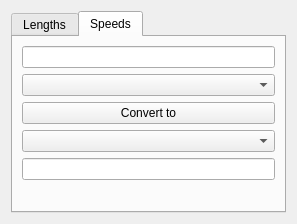
This is ui_2t.ui in HugoTro/unit-converter as Qt 5 draws it before an edit. The edited form follows.
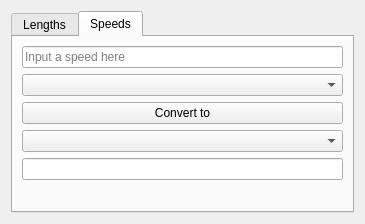
This is the edited form. The open tabs and pages were chosen to show the change.

Commit message:
First speed conversion
- Added speed conversion from km/h to knts, it is the only one for now
- Bunch of code optimizations
- Set default text for the status line, the message will now default after 5 seconds (Will later be changeable in a "Settings" tab)

Gonna discontinue the first file with only the lengths conversions, file will be posted on my PythonProjects private repository.

```diff
--- a/ui_2t.ui
+++ b/ui_2t.ui
@@ -6,13 +6,13 @@
    <rect>
     <x>0</x>
     <y>0</y>
-    <width>297</width>
+    <width>365</width>
     <height>224</height>
    </rect>
   </property>
   <property name="minimumSize">
    <size>
-    <width>297</width>
+    <width>365</width>
     <height>0</height>
    </size>
   </property>
@@ -113,7 +113,11 @@
         <widget class="QComboBox" name="spds_dd_in_unit"/>
        </item>
        <item row="0" column="0">
-        <widget class="QLineEdit" name="spds_in_line"/>
+        <widget class="QLineEdit" name="spds_in_line">
+         <property name="placeholderText">
+          <string>Input a speed here</string>
+         </property>
+        </widget>
        </item>
        <item row="4" column="0">
         <widget class="QLineEdit" name="spds_out_line"/>
```
Left out of the diff: 2 changed lines with no effect on the pictures. The commit also changes 5 other files.
